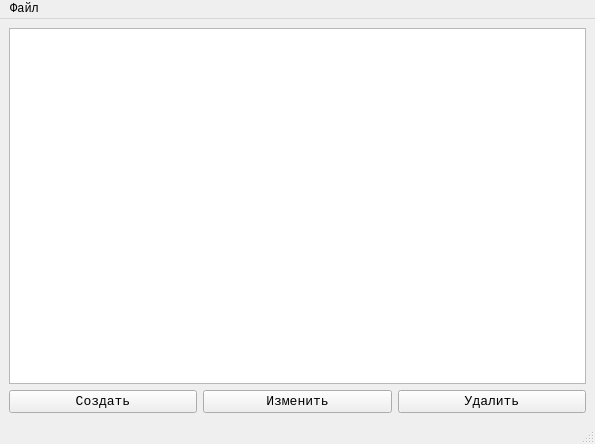
Above: ABEditor/mainwindow.ui from RealMetamorphEDU/Coursework_Antivirus before the change. Below: the same form after it.
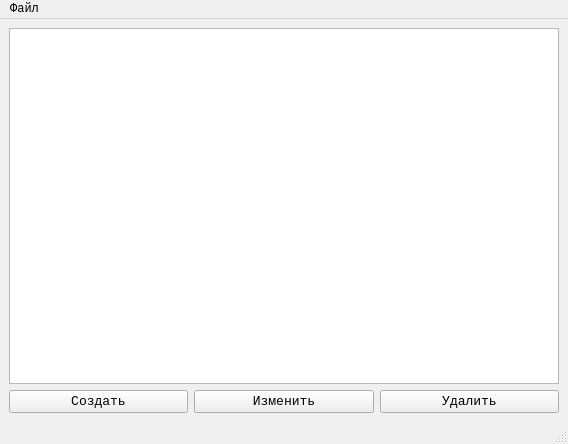
That is the form after the change.

Patch:
```diff
--- a/ABEditor/mainwindow.ui
+++ b/ABEditor/mainwindow.ui
@@ -6,7 +6,7 @@
    <rect>
     <x>0</x>
     <y>0</y>
-    <width>595</width>
+    <width>568</width>
     <height>444</height>
    </rect>
   </property>
@@ -64,7 +64,29 @@
      </layout>
     </item>
     <item row="0" column="0">
-     <widget class="QListView" name="listView"/>
+     <widget class="QTableView" name="tableView">
+      <property name="sizePolicy">
+       <sizepolicy hsizetype="Expanding" vsizetype="Expanding">
+        <horstretch>0</horstretch>
+        <verstretch>0</verstretch>
+       </sizepolicy>
+      </property>
+      <attribute name="horizontalHeaderCascadingSectionResizes">
+       <bool>true</bool>
+      </attribute>
+      <attribute name="horizontalHeaderMinimumSectionSize">
+       <number>50</number>
+      </attribute>
+      <attribute name="horizontalHeaderDefaultSectionSize">
+       <number>100</number>
+      </attribute>
+      <attribute name="horizontalHeaderHighlightSections">
+       <bool>false</bool>
+      </attribute>
+      <attribute name="verticalHeaderVisible">
+       <bool>false</bool>
+      </attribute>
+     </widget>
     </item>
    </layout>
   </widget>
@@ -89,7 +111,7 @@
     <rect>
      <x>0</x>
      <y>0</y>
-     <width>595</width>
+     <width>568</width>
      <height>21</height>
     </rect>
    </property>
```
